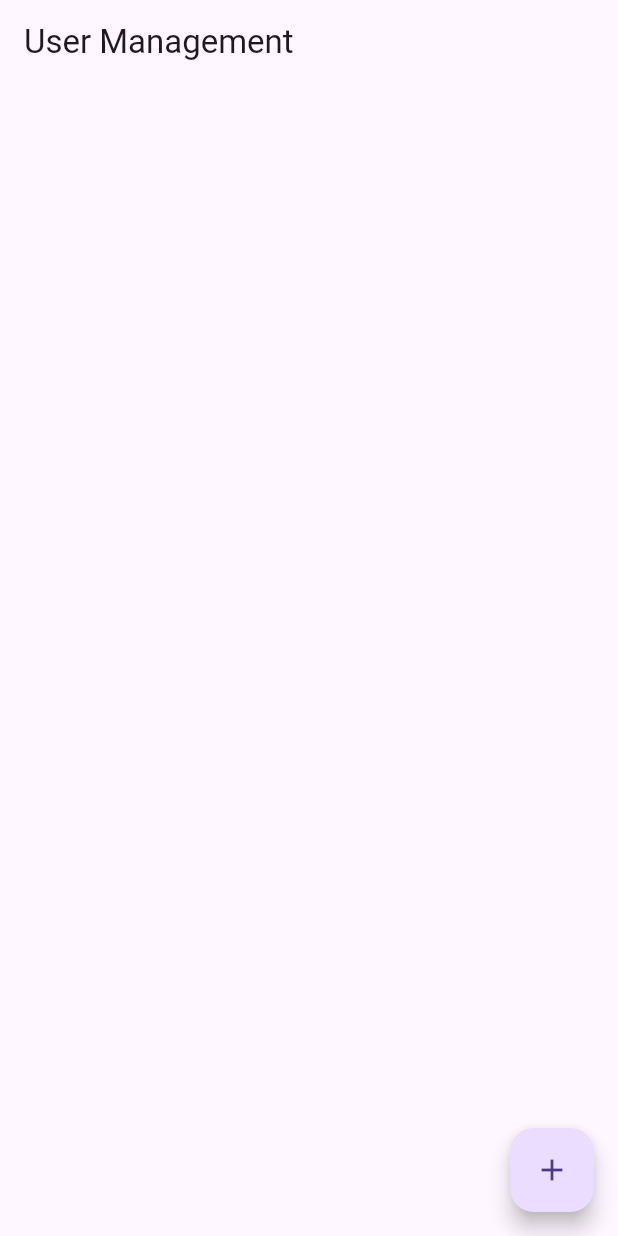
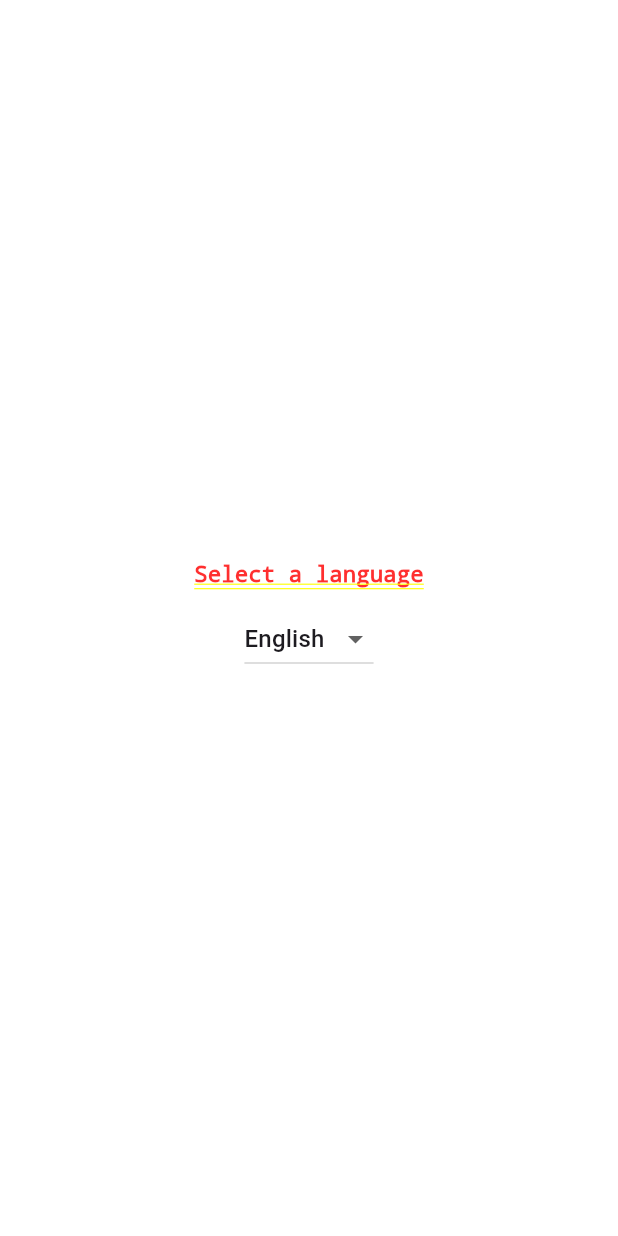
Before and after one commit to Medcheikhna/Revision_flutter, a Flutter app: the screen it shows after launch, on a phone screen of 412 x 824 dp. Run offline on Flutter 3.47's test engine with Material 3 defaults, Android fonts, the phone set to English and light mode, and no system bars; our stand-ins replace flutter_easyloading, go_router, hive_flutter, shared_preferences; accounts and stored records are empty.

Commit message:
i added page choose lang using sharedPreferences for stocking local lange and the choose for user

```diff
--- a/lib/Presentation/Secreen/add_user.dart
+++ b/lib/Presentation/Secreen/add_user.dart
@@ -32,7 +32,7 @@ class _AddUserPageState extends State<AddUserPage> {
     final userViewModel = context.watch<UserViewModel>();
     return WillPopScope(
       onWillPop: () async {
-        context.go('/');
+        context.go('/homepage');
         return false;
       },
       child: Scaffold(
@@ -55,7 +55,7 @@ class _AddUserPageState extends State<AddUserPage> {
                 );
 
                 userViewModel.addUser(context, newUser).then((_) {
-                  context.go('/');
+                  context.go('/homepage');
                 });
               }
             },
--- /dev/null
+++ b/lib/Presentation/Secreen/languages.dart
@@ -0,0 +1,61 @@
+import 'package:flutter/material.dart';
+import 'package:go_router/go_router.dart';
+import 'package:provider/provider.dart';
+
+import '../../generated/l10n.dart';
+import '../../services/languages_services.dart';
+
+class Languages extends StatelessWidget {
+  const Languages({super.key});
+
+  @override
+  Widget build(BuildContext context) {
+    final languageService = Provider.of<LanguageService>(context);
+    return Container(
+      child: Column(
+        mainAxisAlignment: MainAxisAlignment.center,
+        children: [
+          Text(
+            S.of(context).choose_language,
+            style: TextStyle(fontSize: 15),
+          ),
+          SizedBox(
+            height: 10,
+          ),
+          DropdownButton<Locale>(
+            value: languageService.locale,
+            items: [
+              DropdownMenuItem(
+                value: Locale('en'),
+                child: Text('English'),
+                onTap: () {
+                  context.go('/homepage');
+                  print("English: ");
+                },
+              ),
+              DropdownMenuItem(
+                value: Locale('fr'),
+                child: Text('Français'),
+                onTap: () {
+                  context.go('/homepage');
+                },
+              ),
+              DropdownMenuItem(
+                value: Locale('ar'),
+                child: Text('العربية'),
+                onTap: () {
+                  context.go('/homepage');
+                },
+              ),
+            ],
+            onChanged: (Locale? newLocale) {
+              if (newLocale != null) {
+                languageService.setLocale(newLocale); // Updates UI instantly
+              }
+            },
+          ),
+        ],
+      ),
+    );
+  }
+}
--- a/lib/l10n/intl_ar.arb
+++ b/lib/l10n/intl_ar.arb
@@ -22,5 +22,6 @@
     "error_adding_user": "خطأ في إضافة المستخدم:",
     "user_updated_successfully": "تم تحديث المستخدم بنجاح!",
     "error_updating_user": "خطأ في تحديث المستخدم",
-    "failed_update_user": "فشل في تحديث المستخدم"
+    "failed_update_user": "فشل في تحديث المستخدم",
+    "choose_language": "اختر لغة"
   }
--- a/lib/l10n/intl_en.arb
+++ b/lib/l10n/intl_en.arb
@@ -22,5 +22,6 @@
     "error_adding_user": "Error adding user:",
     "user_updated_successfully": "User updated successfully!",
     "error_updating_user": "Error updating user",
-    "failed_update_user": "Failed to update user"
+    "failed_update_user": "Failed to update user",
+    "choose_language":"Select a language"
   }
--- a/lib/main.dart
+++ b/lib/main.dart
@@ -1,53 +1,55 @@
+import 'package:flutter/material.dart';
 import 'package:flutter_easyloading/flutter_easyloading.dart';
 import 'package:flutter_localizations/flutter_localizations.dart';
-
-import 'package:newtest/Presentation/Secreen/add_user.dart';
-import 'package:newtest/Presentation/Secreen/my_home_page.dart';
-import 'package:newtest/Presentation/Secreen/update_user_page.dart';
-
-import 'Presentation/Secreen/error_page.dart';
+import 'package:go_router/go_router.dart';
+import 'package:hive_flutter/hive_flutter.dart';
 import 'package:provider/provider.dart';
 
+import 'Presentation/Secreen/add_user.dart';
+import 'Presentation/Secreen/error_page.dart';
+import 'Presentation/Secreen/languages.dart';
+import 'Presentation/Secreen/my_home_page.dart';
+import 'Presentation/Secreen/update_user_page.dart';
 import 'generated/l10n.dart';
-
 import 'model/user_model.dart';
-
-import 'package:hive_flutter/hive_flutter.dart';
-import 'package:flutter/material.dart';
-import 'package:go_router/go_router.dart';
-
+import 'services/languages_services.dart';
 import 'view_model/view_model.dart';
 
 void main() async {
   WidgetsFlutterBinding.ensureInitialized();
   await Hive.initFlutter();
   Hive.registerAdapter(UserAdapter());
-  // Open a box for the model
   await Hive.openBox<User>('users');
 
-  runApp(MyApp());
+  /// Initialize LanguageService and load the locale
+  LanguageService languageService = LanguageService();
+  await languageService.loadLocale();
+
+  runApp(
+    MultiProvider(
+      providers: [
+        ChangeNotifierProvider(create: (_) => UserViewModel()),
+        ChangeNotifierProvider(create: (_) => LanguageService()),
+      ],
+      child: MyApp(),
+    ),
+  );
 }
 
-class MyApp extends StatefulWidget {
-  const MyApp({super.key});
-
-  @override
-  State<MyApp> createState() => _MyAppState();
-}
-
-class _MyAppState extends State<MyApp> {
+class MyApp extends StatelessWidget {
   final GoRouter _router = GoRouter(
     routes: [
       GoRoute(
         path: '/',
-          builder: (context, state) {
-            return MyHomePage();
-          }),
+        builder: (context, state) => Languages(),
+      ),
       GoRoute(
-        path: '/second',
-        builder: (context, state) {
-          return AddUserPage();
-        },
+        path: '/homepage',
+        builder: (context, state) => MyHomePage(),
+      ),
+      GoRoute(
+        path: '/adduser',
+        builder: (context, state) => AddUserPage(),
       ),
       GoRoute(
         path: '/update-user',
@@ -65,9 +67,9 @@ class _MyAppState extends State<MyApp> {
 
   @override
   Widget build(BuildContext context) {
-    return ChangeNotifierProvider(
-      create: (_) => UserViewModel(),
-      child: MaterialApp.router(
+    return Consumer<LanguageService>(
+      builder: (context, languageService, child) {
+        return MaterialApp.router(
           routerDelegate: _router.routerDelegate,
           routeInformationParser: _router.routeInformationParser,
           routeInformationProvider: _router.routeInformationProvider,
@@ -75,16 +77,16 @@ class _MyAppState extends State<MyApp> {
           theme: ThemeData.light(),
           debugShowCheckedModeBanner: false,
           builder: EasyLoading.init(),
-        locale: Locale('en'),
-        localizationsDelegates: <LocalizationsDelegate<Object>>[
+          locale: languageService.locale, // Dynamically updates locale
+          localizationsDelegates: [
             S.delegate,
-          AppLocalizationDelegate(),
             GlobalMaterialLocalizations.delegate,
             GlobalWidgetsLocalizations.delegate,
             GlobalCupertinoLocalizations.delegate,
           ],
           supportedLocales: S.delegate.supportedLocales,
-      ),
+        );
+      },
     );
   }
 }
--- a/pubspec.yaml
+++ b/pubspec.yaml
@@ -45,6 +45,7 @@ dependencies:
   intl: ^0.19.0
   get_it: ^8.0.3
   provider: ^6.1.2
+  shared_preferences: ^2.5.2
 
 dev_dependencies:
   flutter_test:
```
Also changed, not shown: lib/services/languages_services.dart (added, +34 -0 lines), lib/generated/intl/messages_ar.dart, lib/generated/intl/messages_en.dart, lib/generated/l10n.dart, pubspec.lock, 1 other file. Lines whose indentation alone changed are shown as unchanged.
